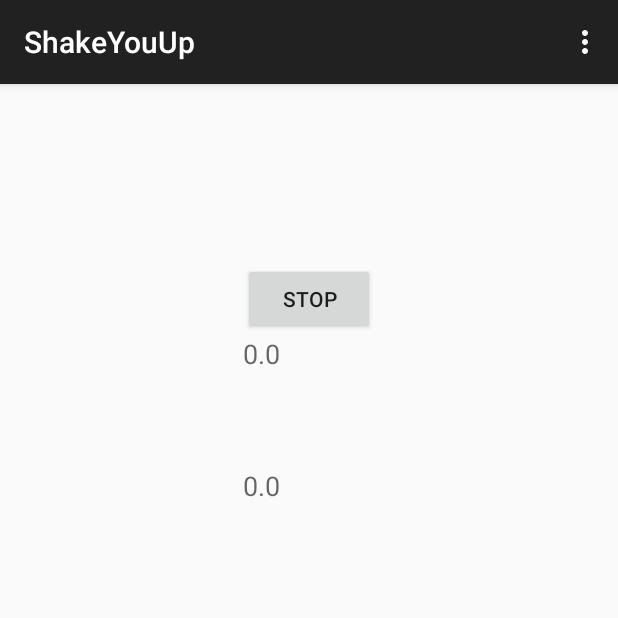
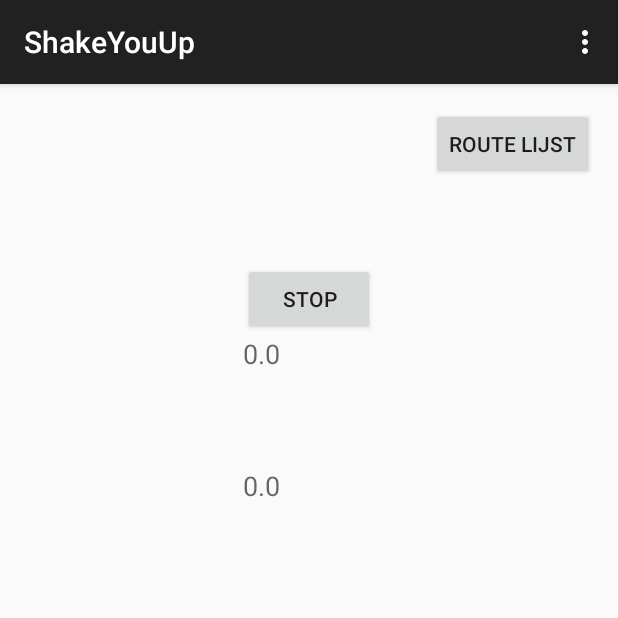
Before and after one commit to Bramvanelderen10/ShakeYouUp, an Android app: the screen it shows after launch (DashboardActivity), after a tap on "START", on a phone screen of 412 x 824 dp, the top half of it. Run offline under Robolectric (Android 15) with nearby library versions, the phone set to English and light mode, and no system bars.

Commit message:
view routes button added

```diff
--- a/app/src/main/java/com/groep5/shakeyouup/DashboardActivity.java
+++ b/app/src/main/java/com/groep5/shakeyouup/DashboardActivity.java
@@ -110,6 +110,10 @@ public class DashboardActivity extends ActionBarActivity {
         });
     }
 
+    public void viewRoutes(View v) {
+
+    }
+
     //TODO: actually implement this method somewhere
     public void onClickShare (View v)
     {
--- a/app/src/main/res/layout/activity_dashboard.xml
+++ b/app/src/main/res/layout/activity_dashboard.xml
@@ -59,4 +59,14 @@
         android:layout_marginTop="19dp"
         android:layout_alignRight="@+id/finalScore"
         android:layout_alignEnd="@+id/finalScore" />
+
+    <Button
+        android:layout_width="wrap_content"
+        android:layout_height="wrap_content"
+        android:text="Route lijst"
+        android:id="@+id/viewRoutesButton"
+        android:layout_alignParentTop="true"
+        android:layout_alignParentRight="true"
+        android:layout_alignParentEnd="true"
+        android:onClick="viewRoutes"/>
 </RelativeLayout>
```
